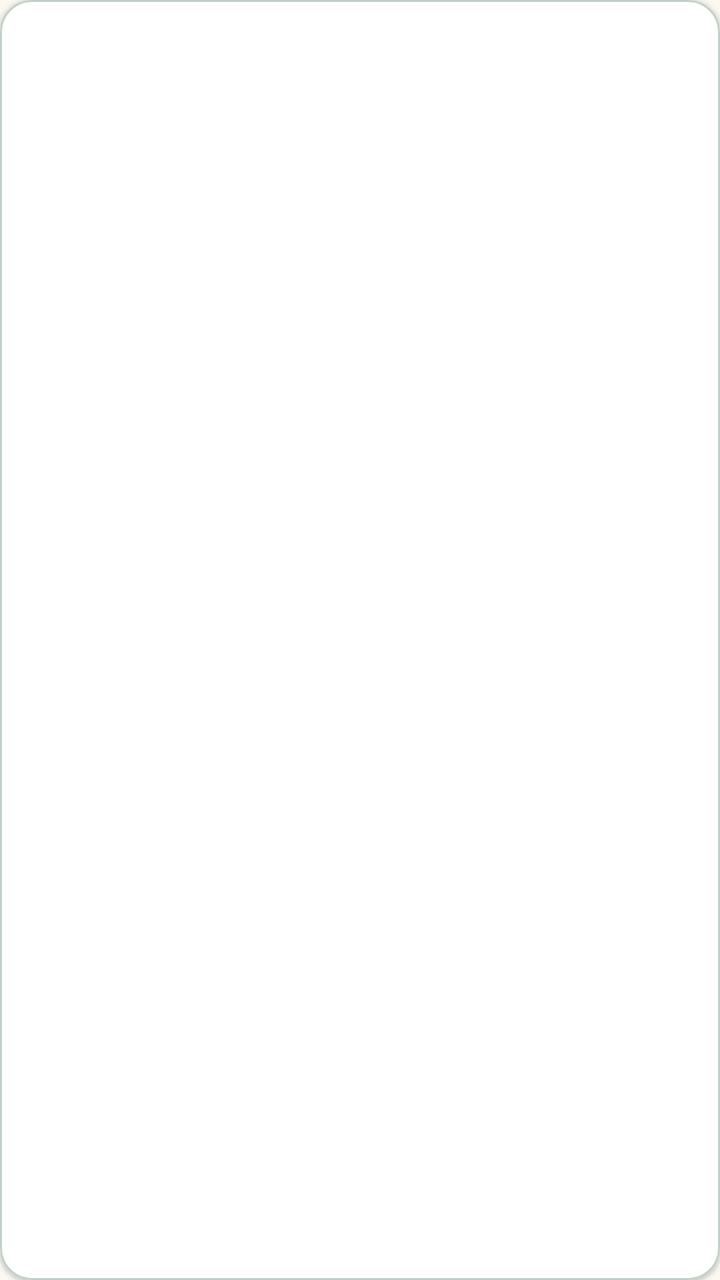
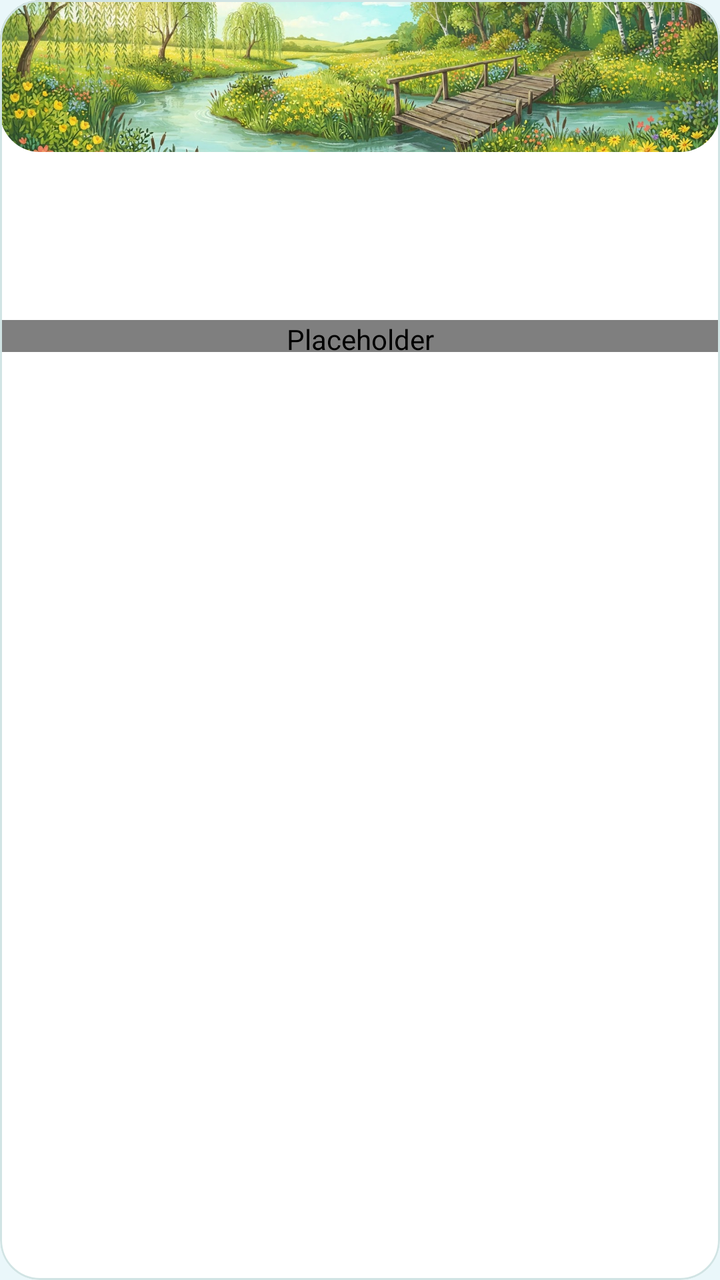

Screens rendered from an Android XML layout before and after an edit, with the pre-edit source and the edit as a unified diff.
<!-- AndroidManifest.xml: application theme Theme.MiraTrail -->
<!-- res/layout/item_walk.xml -->
<com.google.android.material.card.MaterialCardView xmlns:android="http://schemas.android.com/apk/res/android"
    xmlns:app="http://schemas.android.com/apk/res-auto"
    android:layout_width="match_parent"
    android:layout_height="wrap_content"
    android:layout_marginBottom="@dimen/space_small"
    app:cardCornerRadius="@dimen/card_radius"
    app:strokeColor="@color/outline"
    app:strokeWidth="1dp">

    <LinearLayout
        android:layout_width="match_parent"
        android:layout_height="wrap_content"
        android:orientation="vertical"
        android:padding="@dimen/space_medium">

        <TextView
            android:id="@+id/title"
            android:layout_width="match_parent"
            android:layout_height="wrap_content"
            android:textColor="@color/ink"
            android:textSize="18sp"
            android:textStyle="bold" />

        <TextView
            android:id="@+id/subtitle"
            android:layout_width="match_parent"
            android:layout_height="wrap_content"
            android:textColor="@color/muted"
            android:layout_marginTop="@dimen/space_small" />
    </LinearLayout>
</com.google.android.material.card.MaterialCardView>
<!-- resources referenced by this layout -->
<resources>
  <color name="ink">#1D2B28</color>
  <color name="outline">#C3D0C7</color>
  <dimen name="card_radius">16dp</dimen>
  <dimen name="space_small">8dp</dimen>
  <style name="Theme.MiraTrail" parent="Theme.MaterialComponents.DayNight.NoActionBar">
          <item name="colorPrimary">@color/pine</item>
          <item name="colorPrimaryVariant">@color/pine_dark</item>
          <item name="colorSecondary">@color/coral</item>
          <item name="colorControlNormal">@android:color/white</item>
          <item name="android:windowLightStatusBar">false</item>
          <item name="android:statusBarColor">@color/pine_dark</item>
          <item name="android:windowBackground">@color/cream</item>
      </style>
  <color name="pine">#244D45</color>
  <color name="pine_dark">#173831</color>
  <color name="coral">#A44737</color>
  <color name="cream">#FAF8F1</color>
  <!-- unchanged entries left out for length: 2 -->
</resources>

<!-- the commit's change to res/layout/item_walk.xml (unified diff, before → after) -->
@@ -1,31 +1,51 @@
-<com.google.android.material.card.MaterialCardView xmlns:android="http://schemas.android.com/apk/res/android"
+<com.google.android.material.card.MaterialCardView
+    xmlns:android="http://schemas.android.com/apk/res/android"
     xmlns:app="http://schemas.android.com/apk/res-auto"
     android:layout_width="match_parent"
     android:layout_height="wrap_content"
-    android:layout_marginBottom="@dimen/space_small"
-    app:cardCornerRadius="@dimen/card_radius"
-    app:strokeColor="@color/outline"
-    app:strokeWidth="1dp">
-
+    android:layout_marginBottom="16dp"
+    app:cardCornerRadius="20dp"
+    app:cardElevation="0dp"
+    app:cardBackgroundColor="@color/surface"
+    app:strokeColor="@color/card_outline"
+    app:strokeWidth="1dp" >
     <LinearLayout
         android:layout_width="match_parent"
         android:layout_height="wrap_content"
-        android:orientation="vertical"
-        android:padding="@dimen/space_medium">
-
-        <TextView
-            android:id="@+id/title"
+        android:orientation="vertical" >
+        <com.google.android.material.imageview.ShapeableImageView
+            android:id="@+id/walk_illustration"
+            style="@style/SunnyIllustration"
+            android:layout_width="match_parent"
+            android:layout_height="76dp"
+            android:src="@drawable/catalog_river" />
+        <LinearLayout
             android:layout_width="match_parent"
             android:layout_height="wrap_content"
-            android:textColor="@color/ink"
-            android:textSize="18sp"
-            android:textStyle="bold" />
-
-        <TextView
-            android:id="@+id/subtitle"
+            android:minHeight="84dp"
+            android:orientation="vertical"
+            android:padding="16dp" >
+            <TextView
+                android:id="@+id/title"
+                style="@style/CardTitle"
+                android:layout_width="match_parent"
+                android:layout_height="wrap_content" />
+            <TextView
+                android:id="@+id/subtitle"
+                style="@style/CaptionText"
+                android:layout_width="match_parent"
+                android:layout_height="wrap_content"
+                android:textColor="@color/muted"
+                android:layout_marginTop="8dp" />
+        </LinearLayout>
+        <org.example.miratrail.ui.StageProgressView
+            android:id="@+id/card_progress"
             android:layout_width="match_parent"
-            android:layout_height="wrap_content"
-            android:textColor="@color/muted"
-            android:layout_marginTop="@dimen/space_small" />
+            android:layout_height="16dp"
+            android:paddingStart="16dp"
+            android:paddingEnd="16dp"
+            android:importantForAccessibility="no"
+            android:contentDescription="@null"
+            app:compact="true" />
     </LinearLayout>
 </com.google.android.material.card.MaterialCardView>
<!-- resource entries referenced after the edit -->
@@ -1,22 +1,95 @@
 <!-- resources referenced by this layout -->
 <resources>
-  <color name="ink">#1D2B28</color>
-  <color name="outline">#C3D0C7</color>
-  <dimen name="card_radius">16dp</dimen>
-  <dimen name="space_small">8dp</dimen>
-  <style name="Theme.MiraTrail" parent="Theme.MaterialComponents.DayNight.NoActionBar">
-          <item name="colorPrimary">@color/pine</item>
-          <item name="colorPrimaryVariant">@color/pine_dark</item>
+  <color name="card_outline">#D1E4E4</color>
+  <color name="surface">#FFFFFF</color>
+  <!-- drawable catalog_river: jpg bitmap (drawable-nodpi, 393903 bytes) -->
+  <style name="CaptionText" parent="BodyText">
+          <item name="android:textSize">14sp</item>
+          <item name="android:lineSpacingExtra">0dp</item>
+      </style>
+  <style name="CardTitle" parent="PageTitle">
+          <item name="android:textSize">17sp</item>
+      </style>
+  <style name="SunnyIllustration">
+          <item name="android:scaleType">centerCrop</item>
+          <item name="shapeAppearanceOverlay">@style/SunnyImageShape</item>
+          <item name="android:importantForAccessibility">no</item>
+      </style>
+  <color name="ink">#123B47</color>
+  <color name="outline">#BBD4D8</color>
+  <style name="Theme.MiraTrail" parent="Theme.MaterialComponents.Light.NoActionBar">
+          <item name="colorPrimary">@color/coral</item>
+          <item name="colorPrimaryVariant">@color/pine</item>
           <item name="colorSecondary">@color/coral</item>
-          <item name="colorControlNormal">@android:color/white</item>
-          <item name="android:windowLightStatusBar">false</item>
-          <item name="android:statusBarColor">@color/pine_dark</item>
+          <item name="colorOnPrimary">@color/surface</item>
+          <item name="colorOnSurface">@color/ink</item>
+          <item name="colorSurface">@color/surface</item>
+          <item name="android:colorBackground">@color/cream</item>
+          <item name="colorControlNormal">@color/coral</item>
+          <item name="android:windowLightStatusBar">true</item>
+          <item name="android:statusBarColor">@color/sky</item>
+          <item name="android:navigationBarColor">@color/cream</item>
           <item name="android:windowBackground">@color/cream</item>
+          <item name="materialButtonStyle">@style/SunnyButton</item>
+          <item name="textInputStyle">@style/SunnyInput</item>
+          <item name="checkboxStyle">@style/SunnyCheckbox</item>
       </style>
-  <color name="pine">#244D45</color>
-  <color name="pine_dark">#173831</color>
-  <color name="coral">#A44737</color>
-  <color name="cream">#FAF8F1</color>
+  <style name="BodyText">
+          <item name="android:fontFamily">sans</item>
+          <item name="android:textSize">16sp</item>
+          <item name="android:textColor">@color/ink</item>
+          <item name="android:lineSpacingExtra">4dp</item>
+          <item name="android:includeFontPadding">false</item>
+      </style>
+  <style name="PageTitle">
+          <item name="android:fontFamily">@font/inter_bold</item>
+          <item name="android:textSize">30sp</item>
+          <item name="android:textStyle">normal</item>
+          <item name="android:textColor">@color/ink</item>
+          <item name="android:includeFontPadding">false</item>
+      </style>
+  <style name="SunnyImageShape">
+          <item name="cornerFamily">rounded</item>
+          <item name="cornerSize">20dp</item>
+      </style>
+  <color name="pine">#123B47</color>
+  <color name="coral">#E65F4C</color>
+  <color name="cream">#EAF7FA</color>
+  <color name="sky">#BDE8F1</color>
+  <style name="SunnyButton" parent="Widget.MaterialComponents.Button">
+          <item name="android:minHeight">48dp</item>
+          <item name="android:insetTop">0dp</item>
+          <item name="android:insetBottom">0dp</item>
+          <item name="android:layout_marginTop">@dimen/space_medium</item>
+          <item name="cornerRadius">@dimen/button_radius</item>
+          <item name="backgroundTint">@color/sunny_primary</item>
+          <item name="android:textColor">@color/surface</item>
+          <item name="android:textSize">14sp</item>
+          <item name="android:letterSpacing">0</item>
+          <item name="android:fontFamily">sans-serif-medium</item>
+          <item name="android:elevation">0dp</item>
+          <item name="android:stateListAnimator">@null</item>
+          <item name="android:paddingStart">16dp</item>
+          <item name="android:paddingEnd">16dp</item>
+      </style>
+  <style name="SunnyInput" parent="Widget.MaterialComponents.TextInputLayout.OutlinedBox">
+          <item name="boxBackgroundColor">@color/surface</item>
+          <item name="boxStrokeColor">@color/outline</item>
+          <item name="boxStrokeWidth">1dp</item>
+          <item name="boxCornerRadiusTopStart">12dp</item>
+          <item name="boxCornerRadiusTopEnd">12dp</item>
+          <item name="boxCornerRadiusBottomStart">12dp</item>
+          <item name="boxCornerRadiusBottomEnd">12dp</item>
+          <item name="android:layout_marginTop">16dp</item>
+          <item name="hintTextColor">@color/muted</item>
+      </style>
+  <style name="SunnyCheckbox" parent="Widget.MaterialComponents.CompoundButton.CheckBox">
+          <item name="buttonTint">@color/coral</item>
+          <item name="android:textColor">@color/ink</item>
+          <item name="android:textSize">14sp</item>
+          <item name="android:minHeight">48dp</item>
+      </style>
+  <dimen name="button_radius">28dp</dimen>
   <!-- unchanged entries left out for length: 2 -->
 </resources>
 
